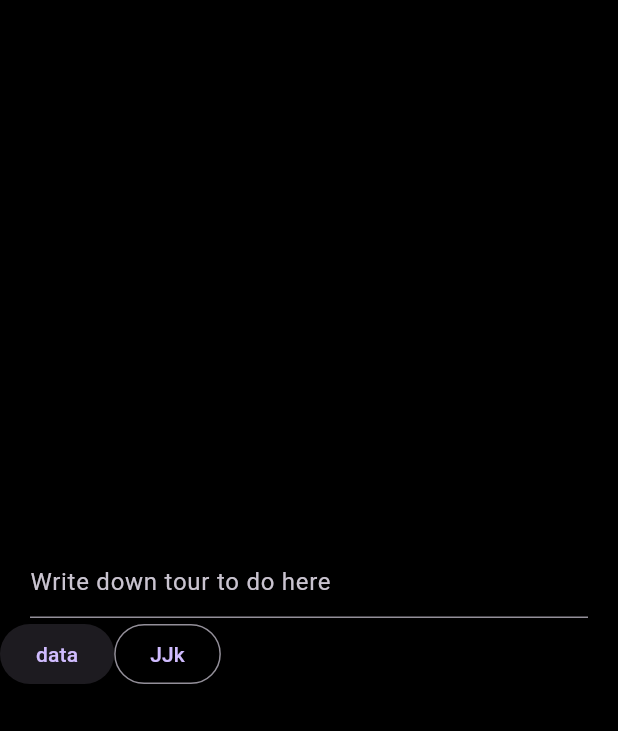
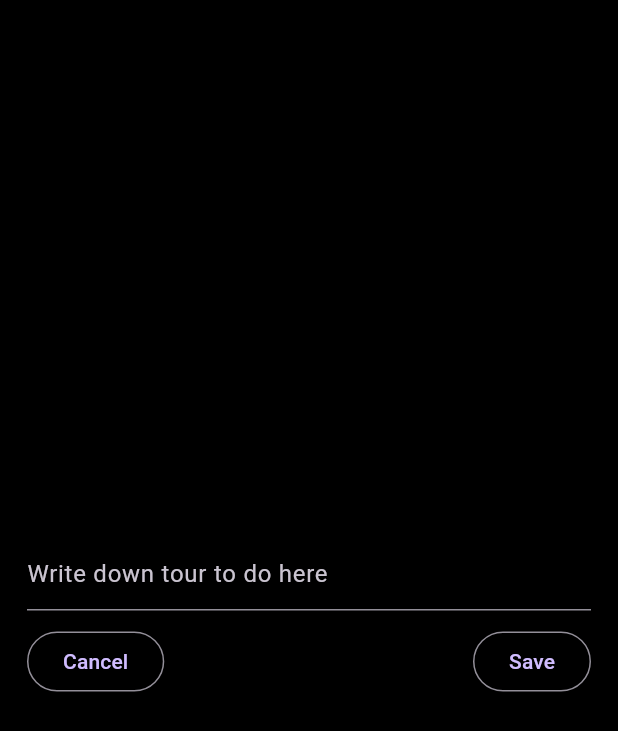
Before and after one commit to lindo001/To_do_App, a Flutter app: the screen it shows after launch, after a tap on the "add" icon, on a phone screen of 412 x 824 dp. Shown: the top 731 px of the screen. Run offline on Flutter 3.47's test engine with Material 3 defaults, Android fonts, the phone set to English and light mode, and no system bars; our stand-ins replace google_fonts, hive_flutter; accounts and stored records are empty.

```diff
--- a/todoapp_classic/lib/pages/taskCreationPage.dart
+++ b/todoapp_classic/lib/pages/taskCreationPage.dart
@@ -5,34 +5,41 @@ import 'package:flutter/material.dart';
 class Taskcreationpage extends StatelessWidget {
   final TextEditingController title;
   final bool isDone;
+  final Function saveFuncion;
+  int? index;
   Taskcreationpage({super.key,
   required this.title,
-  required this.isDone
+  required this.isDone,
+  required this.saveFuncion,
+  this.index
   });
 
   @override
   Widget build(BuildContext context) {
+    index = (index == null)?0:index;
     return Scaffold(
       body: SafeArea(
+        child: Padding(
+          padding: const EdgeInsets.symmetric(horizontal:18.0),
           child: Column(
             mainAxisAlignment: MainAxisAlignment.center,
             crossAxisAlignment: CrossAxisAlignment.center,
             children: [
-            Padding(
-              padding: const EdgeInsets.symmetric(horizontal:20.0),
-              child: TextField(
+              TextField(
+                controller: title,
                 decoration: InputDecoration(
                   hintText: "Write down tour to do here"
                 ),
               ),
-            ),
+              SizedBox(height: 10,),
               Row(
-
+                  mainAxisAlignment: MainAxisAlignment.spaceBetween,
                 children: [
-              ElevatedButton(onPressed: (){}, child: Text("data"),),
-              OutlinedButton(onPressed: (){}, child: Text("JJk"))
+                OutlinedButton(onPressed: ()=>Navigator.of(context).pop(), child: Text("Cancel"),),
+                OutlinedButton(onPressed: ()=>saveFuncion(title.text,isDone), child: Text("Save"))
               ],)
             ],
+          ),
         ),
       ),
     );
```
Also changed, not shown: todoapp_classic/lib/componets/customWidgets.dart (+21 -5 lines), todoapp_classic/lib/pages/landingPage.dart (+37 -10 lines). Lines whose indentation alone changed are shown as unchanged.
